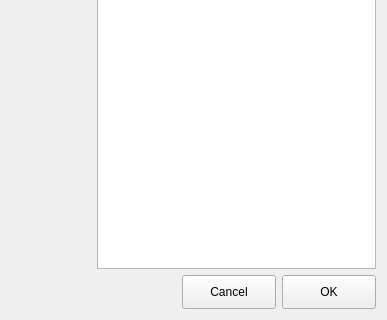
Above: ui/inventoryEditor.ui from olk90/pyIM before the change; both pictures show x 0 to 387 and y 228 to 548 of the 387 by 548 pixel window. Below: the same form after it.
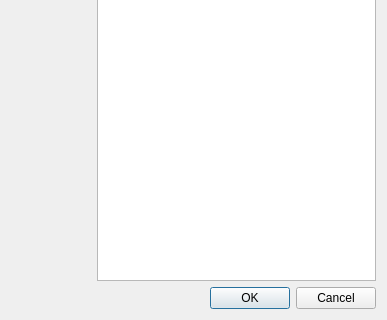
That is the form after the change.

Commit message: ported dialog implementation to Shift pattern

The edit to the form file:
```diff
--- a/ui/inventoryEditor.ui
+++ b/ui/inventoryEditor.ui
@@ -170,47 +170,11 @@
       </layout>
      </item>
      <item>
-      <layout class="QHBoxLayout" name="editDeviceButtonLayout">
-       <item>
-        <spacer name="horizontalSpacer">
-         <property name="orientation">
-          <enum>Qt::Horizontal</enum>
-         </property>
-         <property name="sizeHint" stdset="0">
-          <size>
-           <width>40</width>
-           <height>20</height>
-          </size>
-         </property>
-        </spacer>
-       </item>
-       <item>
-        <widget class="QPushButton" name="cancelDeviceEditButton">
-         <property name="minimumSize">
-          <size>
-           <width>94</width>
-           <height>34</height>
-          </size>
-         </property>
-         <property name="text">
-          <string>Cancel</string>
-         </property>
-        </widget>
-       </item>
-       <item>
-        <widget class="QPushButton" name="confirmDeviceEditButton">
-         <property name="minimumSize">
-          <size>
-           <width>94</width>
-           <height>34</height>
-          </size>
-         </property>
-         <property name="text">
-          <string>OK</string>
-         </property>
-        </widget>
-       </item>
-      </layout>
+      <widget class="QDialogButtonBox" name="buttonBox">
+       <property name="standardButtons">
+        <set>QDialogButtonBox::Cancel|QDialogButtonBox::Ok</set>
+       </property>
+      </widget>
      </item>
     </layout>
    </item>
```
Left out of the diff: 2 changed lines with no effect on the pictures. The commit also changes 18 other files.
